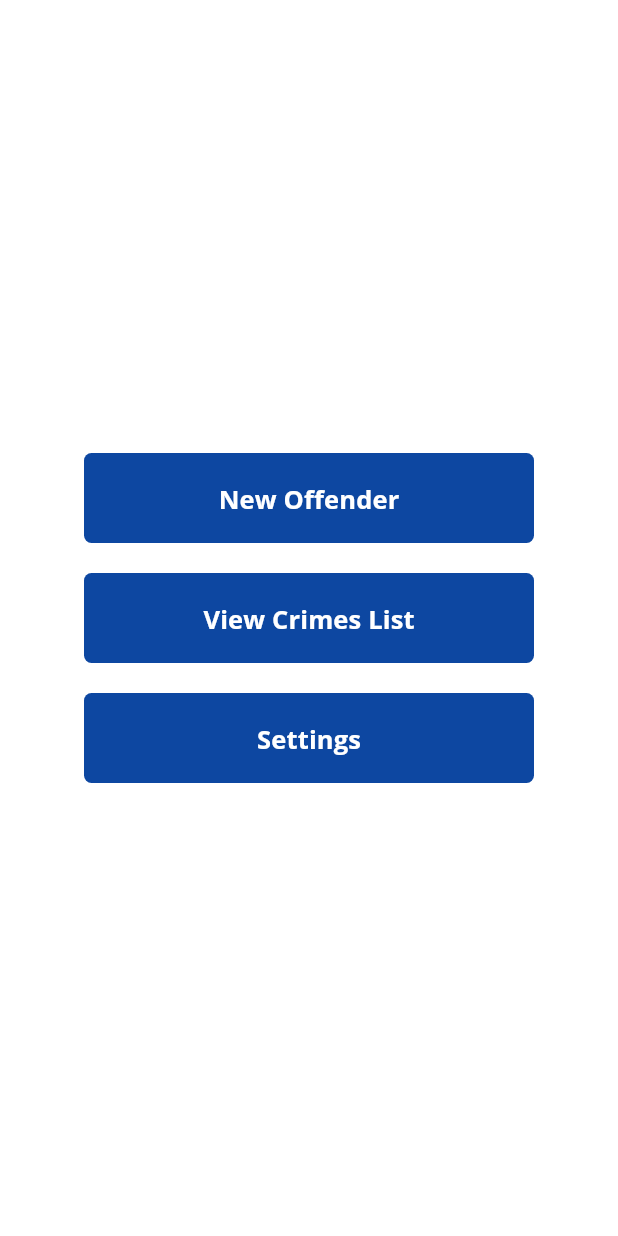
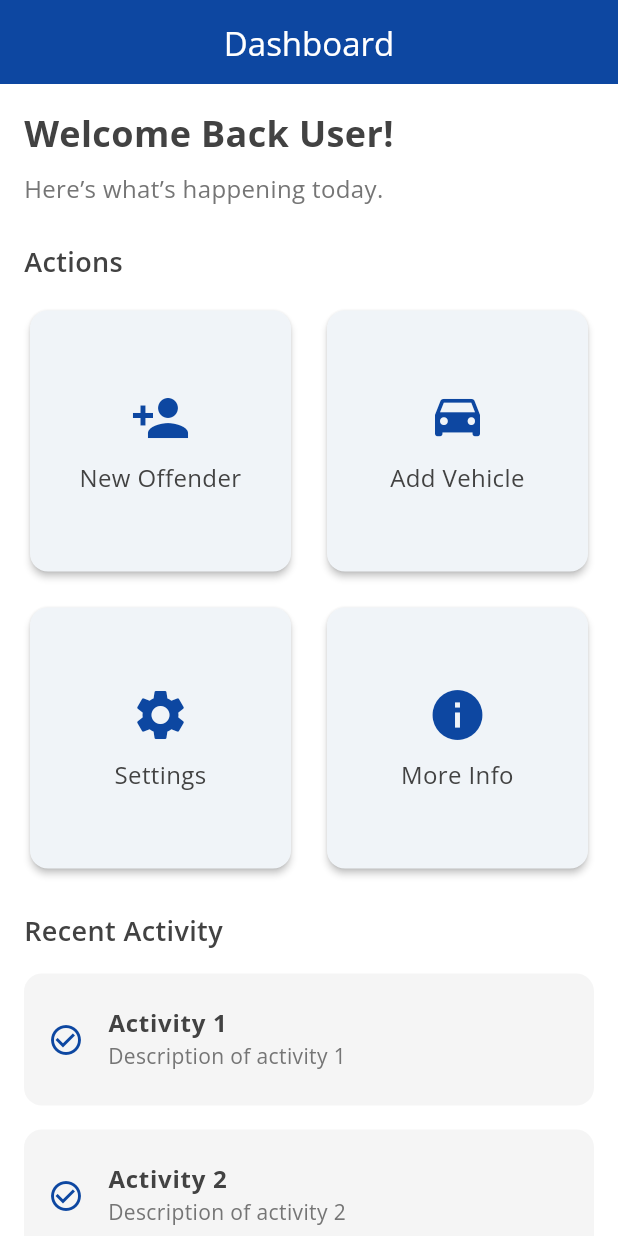
Before and after one commit to devTatendaMarvelous/pocketlaw-mobile, a Flutter app: the Dashboard screen opened by its route, on a phone screen of 412 x 824 dp. Run offline on Flutter 3.47's test engine with Material 3 defaults, Android fonts, the light colour scheme and no system bars; our stand-ins replace dio, dropdown_button2, flutter_spinkit, get, google_fonts, shared_preferences; accounts and stored records are empty.

Commit message:
3rd commit add vehiclePage

```diff
--- a/lib/model/Offender.dart
+++ b/lib/model/Offender.dart
@@ -1,7 +1,7 @@
 import 'dart:convert';
 /// status : "success"
-/// message : "Offender Fetched"
-/// data : {"id":1,"name":"Tapson Jim","id_number":"1234567890-w","license_number":"AEJ5142","created_at":"2025-01-02T13:25:04.000000Z","updated_at":"2025-01-02T13:25:04.000000Z","deleted_at":null,"crimes":[{"id":2,"offender_id":1,"vehicle_id":1,"location":"AEJ5142","reference":"CRM-84203","crime_id":1,"occurrence_time":"2025-01-02 00:00:00","status":"PENDING","created_at":"2025-01-02T13:59:17.000000Z","updated_at":"2025-01-02T13:59:17.000000Z","deleted_at":null}]}
+/// message : "Offender created"
+/// data : {"name":"Luke","id_number":"123456","license_number":"AAA2323","email":"starwars@gmail.com","phone":"1255","updated_at":"2025-01-09T10:06:12.000000Z","created_at":"2025-01-09T10:06:12.000000Z","id":18}
 
 Offender offenderFromJson(String str) => Offender.fromJson(json.decode(str));
 String offenderToJson(Offender data) => json.encode(data.toJson());
@@ -38,174 +38,74 @@ Offender copyWith({  String? status,
 
 }
 
-/// id : 1
-/// name : "Tapson Jim"
-/// id_number : "1234567890-w"
-/// license_number : "AEJ5142"
-/// created_at : "2025-01-02T13:25:04.000000Z"
-/// updated_at : "2025-01-02T13:25:04.000000Z"
-/// deleted_at : null
-/// crimes : [{"id":2,"offender_id":1,"vehicle_id":1,"location":"AEJ5142","reference":"CRM-84203","crime_id":1,"occurrence_time":"2025-01-02 00:00:00","status":"PENDING","created_at":"2025-01-02T13:59:17.000000Z","updated_at":"2025-01-02T13:59:17.000000Z","deleted_at":null}]
+/// name : "Luke"
+/// id_number : "123456"
+/// license_number : "AAA2323"
+/// email : "starwars@gmail.com"
+/// phone : "1255"
+/// updated_at : "2025-01-09T10:06:12.000000Z"
+/// created_at : "2025-01-09T10:06:12.000000Z"
+/// id : 18
 
 Data dataFromJson(String str) => Data.fromJson(json.decode(str));
 String dataToJson(Data data) => json.encode(data.toJson());
 class Data {
   Data({
-      this.id,
       this.name,
       this.idNumber,
       this.licenseNumber,
+      this.email,
+      this.phone,
+      this.updatedAt,
       this.createdAt,
-      this.updatedAt,
-      this.deletedAt,
-      this.crimes,});
+      this.id,});
 
   Data.fromJson(dynamic json) {
-    id = json['id'];
     name = json['name'];
     idNumber = json['id_number'];
     licenseNumber = json['license_number'];
+    email = json['email'];
+    phone = json['phone'];
+    updatedAt = json['updated_at'];
     createdAt = json['created_at'];
-    updatedAt = json['updated_at'];
-    deletedAt = json['deleted_at'];
-    if (json['crimes'] != null) {
-      crimes = [];
-      json['crimes'].forEach((v) {
-        crimes?.add(Crimes.fromJson(v));
-      });
-    }
+    id = json['id'];
   }
-  int? id;
   String? name;
   String? idNumber;
   String? licenseNumber;
+  String? email;
+  String? phone;
+  String? updatedAt;
   String? createdAt;
-  String? updatedAt;
-  dynamic deletedAt;
-  List<Crimes>? crimes;
-Data copyWith({  int? id,
-  String? name,
+  int? id;
+Data copyWith({  String? name,
   String? idNumber,
   String? licenseNumber,
+  String? email,
+  String? phone,
+  String? updatedAt,
   String? createdAt,
-  String? updatedAt,
-  dynamic deletedAt,
-  List<Crimes>? crimes,
-}) => Data(  id: id ?? this.id,
-  name: name ?? this.name,
+  int? id,
+}) => Data(  name: name ?? this.name,
   idNumber: idNumber ?? this.idNumber,
   licenseNumber: licenseNumber ?? this.licenseNumber,
+  email: email ?? this.email,
+  phone: phone ?? this.phone,
+  updatedAt: updatedAt ?? this.updatedAt,
   createdAt: createdAt ?? this.createdAt,
-  updatedAt: updatedAt ?? this.updatedAt,
-  deletedAt: deletedAt ?? this.deletedAt,
-  crimes: crimes ?? this.crimes,
+  id: id ?? this.id,
 );
   Map<String, dynamic> toJson() {
     final map = <String, dynamic>{};
-    map['id'] = id;
     map['name'] = name;
     map['id_number'] = idNumber;
     map['license_number'] = licenseNumber;
+    map['email'] = email;
+    map['phone'] = phone;
+    map['updated_at'] = updatedAt;
     map['created_at'] = createdAt;
-    map['updated_at'] = updatedAt;
-    map['deleted_at'] = deletedAt;
-    if (crimes != null) {
-      map['crimes'] = crimes?.map((v) => v.toJson()).toList();
-    }
+    map['id'] = id;
     return map;
   }
 
 }
-
-/// id : 2
-/// offender_id : 1
-/// vehicle_id : 1
-/// location : "AEJ5142"
-/// reference : "CRM-84203"
-/// crime_id : 1
-/// occurrence_time : "2025-01-02 00:00:00"
-/// status : "PENDING"
-/// created_at : "2025-01-02T13:59:17.000000Z"
-/// updated_at : "2025-01-02T13:59:17.000000Z"
-/// deleted_at : null
-
-Crimes crimesFromJson(String str) => Crimes.fromJson(json.decode(str));
-String crimesToJson(Crimes data) => json.encode(data.toJson());
-class Crimes {
-  Crimes({
-      this.id,
-      this.offenderId,
-      this.vehicleId,
-      this.location,
-      this.reference,
-      this.crimeId,
-      this.occurrenceTime,
-      this.status,
-      this.createdAt,
-      this.updatedAt,
-      this.deletedAt,});
-
-  Crimes.fromJson(dynamic json) {
-    id = json['id'];
-    offenderId = json['offender_id'];
-    vehicleId = json['vehicle_id'];
-    location = json['location'];
-    reference = json['reference'];
-    crimeId = json['crime_id'];
-    occurrenceTime = json['occurrence_time'];
-    status = json['status'];
-    createdAt = json['created_at'];
-    updatedAt = json['updated_at'];
-    deletedAt = json['deleted_at'];
-  }
-  int? id;
-  int? offenderId;
-  int? vehicleId;
-  String? location;
-  String? reference;
-  int? crimeId;
-  String? occurrenceTime;
-  String? status;
-  String? createdAt;
-  String? updatedAt;
-  dynamic deletedAt;
-Crimes copyWith({  int? id,
-  int? offenderId,
-  int? vehicleId,
-  String? location,
-  String? reference,
-  int? crimeId,
-  String? occurrenceTime,
-  String? status,
-  String? createdAt,
-  String? updatedAt,
-  dynamic deletedAt,
-}) => Crimes(  id: id ?? this.id,
-  offenderId: offenderId ?? this.offenderId,
-  vehicleId: vehicleId ?? this.vehicleId,
-  location: location ?? this.location,
-  reference: reference ?? this.reference,
-  crimeId: crimeId ?? this.crimeId,
-  occurrenceTime: occurrenceTime ?? this.occurrenceTime,
-  status: status ?? this.status,
-  createdAt: createdAt ?? this.createdAt,
-  updatedAt: updatedAt ?? this.updatedAt,
-  deletedAt: deletedAt ?? this.deletedAt,
-);
-  Map<String, dynamic> toJson() {
-    final map = <String, dynamic>{};
-    map['id'] = id;
-    map['offender_id'] = offenderId;
-    map['vehicle_id'] = vehicleId;
-    map['location'] = location;
-    map['reference'] = reference;
-    map['crime_id'] = crimeId;
-    map['occurrence_time'] = occurrenceTime;
-    map['status'] = status;
-    map['created_at'] = createdAt;
-    map['updated_at'] = updatedAt;
-    map['deleted_at'] = deletedAt;
-    return map;
-  }
-
-}
--- a/lib/pages/dashboard.dart
+++ b/lib/pages/dashboard.dart
@@ -1,3 +1,4 @@
+import 'package:flutter/cupertino.dart';
 import 'package:flutter/material.dart';
 import 'package:get/get.dart';
 import 'package:pocket_law/pages/crimes_list.dart';
@@ -10,55 +11,146 @@ class Dashboard extends StatelessWidget {
   Widget build(BuildContext context) {
     return Scaffold(
       backgroundColor: Colors.white,
-      body: Center(
+      appBar: AppBar(
+        automaticallyImplyLeading: false,
+        backgroundColor: Colors.blue[900],
+        elevation: 0,
+        title: const Text(
+          'Dashboard',
+          style: TextStyle(color: Colors.white),
+        ),
+        centerTitle: true,
+      ),
+      body: SafeArea(
+        child: SingleChildScrollView(
+          padding: const EdgeInsets.all(16.0),
           child: Column(
-          mainAxisAlignment: MainAxisAlignment.center,
-          crossAxisAlignment: CrossAxisAlignment.center,
+            crossAxisAlignment: CrossAxisAlignment.start,
             children: [
-            _buildButton(
-              context,
-              label: 'New Offender',
-              onPressed: () => Get.toNamed(Routes.createOffender),
+              // Greeting Section
+              Text(
+                'Welcome Back User!',
+                style: TextStyle(
+                  fontSize: 24,
+                  fontWeight: FontWeight.bold,
+                  color: Colors.grey[800],
                 ),
-            const SizedBox(height: 20),
-            _buildButton(
-              context,
-              label: 'View Crimes List',
-              onPressed: () => Get.to(() => CrimesList()),
               ),
-            const SizedBox(height: 20),
-            _buildButton(
-              context,
-              label: 'Settings',
-              onPressed: () => Get.toNamed(""),
+              const SizedBox(height: 8),
+              Text(
+                'Here’s what’s happening today.',
+                style: TextStyle(
+                  fontSize: 16,
+                  color: Colors.grey[600],
+                ),
+              ),
+              const SizedBox(height: 24),
+
+              // Quick Actions Section
+              Text(
+                'Actions',
+                style: TextStyle(
+                  fontSize: 18,
+                  fontWeight: FontWeight.w600,
+                  color: Colors.grey[800],
+                ),
+              ),
+              const SizedBox(height: 16),
+              GridView.count(
+                crossAxisCount: 2,
+                shrinkWrap: true,
+                crossAxisSpacing: 16,
+                mainAxisSpacing: 16,
+                physics: const NeverScrollableScrollPhysics(),
+                children: [
+                  _buildActionCard(Icons.person_add, 'New Offender',
+                      onTap: () => Get.toNamed(Routes.createOffender)),
+                  _buildActionCard(CupertinoIcons.car, 'Add Vehicle',
+                      onTap: () => Get.toNamed( Routes.addVehicle)),
+                  _buildActionCard(Icons.settings, 'Settings',
+                      onTap: () => Get.toNamed("")),
+                  _buildActionCard(Icons.info, 'More Info',
+                      onTap: () {
+                        // Add functionality for more info
+                      }),
+                ],
+              ),
+              const SizedBox(height: 24),
+
+              // Recent Activity Section
+              Text(
+                'Recent Activity',
+                style: TextStyle(
+                  fontSize: 18,
+                  fontWeight: FontWeight.w600,
+                  color: Colors.grey[800],
+                ),
+              ),
+              const SizedBox(height: 16),
+              ListView.separated(
+                shrinkWrap: true,
+                physics: const NeverScrollableScrollPhysics(),
+                itemCount: 2,
+                separatorBuilder: (_, __) => const SizedBox(height: 16),
+                itemBuilder: (context, index) {
+                  return _buildActivityTile(
+                    'Activity ${index + 1}',
+                    'Description of activity ${index + 1}',
+                  );
+                },
               ),
             ],
+          ),
         ),
       ),
     );
   }
 
-  Widget _buildButton(BuildContext context, {
-    required String label,
-    required VoidCallback onPressed,
-  }) {
-    return ElevatedButton(
-      onPressed: onPressed,
-      style: ElevatedButton.styleFrom(
-        backgroundColor: Colors.blue[900],
-        minimumSize: const Size(300, 60),
-        padding: const EdgeInsets.symmetric(vertical: 15, horizontal: 20),
-        elevation: 0,
-        shape: RoundedRectangleBorder(
-          borderRadius: BorderRadius.circular(5.0),
+  Widget _buildActionCard(IconData icon, String title, {required VoidCallback onTap}) {
+    return Card(
+      shape: RoundedRectangleBorder(borderRadius: BorderRadius.circular(12.0)),
+      elevation: 2,
+      child: InkWell(
+        onTap: onTap,
+        borderRadius: BorderRadius.circular(12.0),
+        child: Padding(
+          padding: const EdgeInsets.all(16.0),
+          child: Column(
+            mainAxisAlignment: MainAxisAlignment.center,
+            children: [
+              Icon(icon, size: 40, color: Colors.blue[900]),
+              const SizedBox(height: 8),
+              Text(
+                title,
+                textAlign: TextAlign.center,
+                style: TextStyle(fontSize: 16, color: Colors.grey[800]),
+              ),
+            ],
           ),
         ),
-      child: Text(
-        label,
-        style: const TextStyle(
-          color: Colors.white,
-          fontSize: 17.0,
+      ),
+    );
+  }
+
+  Widget _buildActivityTile(String title, String description) {
+    return ListTile(
+      contentPadding: const EdgeInsets.symmetric(horizontal: 16, vertical: 8),
+      tileColor: Colors.grey[100],
+      shape: RoundedRectangleBorder(borderRadius: BorderRadius.circular(12.0)),
+      leading: Icon(Icons.check_circle_outline, color: Colors.blue[900]),
+      title: Text(
+        title,
+        style: TextStyle(
           fontWeight: FontWeight.bold,
+          fontSize: 16,
+          color: Colors.grey[800],
+        ),
+      ),
+      subtitle: Text(
+        description,
+        style: TextStyle(
+          fontSize: 14,
+          color: Colors.grey[600],
         ),
       ),
     );
--- a/lib/routes/routes.dart
+++ b/lib/routes/routes.dart
@@ -3,6 +3,7 @@
 
 import 'package:get/get_navigation/src/routes/get_route.dart';
 import 'package:pocket_law/pages/add_crime.dart';
+import 'package:pocket_law/pages/add_vehicle.dart';
 import 'package:pocket_law/pages/confirmed_payment.dart';
 import 'package:pocket_law/pages/create_offender.dart';
 import 'package:pocket_law/pages/dashboard.dart';
@@ -14,6 +15,7 @@ class Routes {
   static const String login = '/login';
   static const String createOffender = '/create-offender';
   static const String addCrime = '/add-crime';
+  static const String addVehicle = '/add-vehicle';
   static const String payment = '/payment';
   static const String confirmPayment = '/confirm-payment';
 }
@@ -24,6 +26,7 @@ class AppPages {
     GetPage(name: Routes.login, page: () => LoginPage()),
     GetPage(name: Routes.createOffender, page: () => CreateOffender()),
     GetPage(name: Routes.addCrime, page: () => AddCrime()),
+    GetPage(name: Routes.addVehicle, page: () => AddVehiclePage()),
     GetPage(name: Routes.payment, page: () => Payment()),
     GetPage(name: Routes.confirmPayment, page: () => ConfirmedPaymentPage()),
   ];
```
Also changed, not shown: lib/pages/add_crime.dart (+4 -48 lines), lib/pages/add_vehicle.dart (added, +108 -0 lines), lib/pages/create_offender.dart (+51 -44 lines), lib/pages/login_page.dart (+9 -9 lines), lib/services/offender_service.dart (+6 -5 lines), lib/widgets/custom_textformfield.dart (added, +43 -0 lines). Lines whose indentation alone changed are shown as unchanged.
